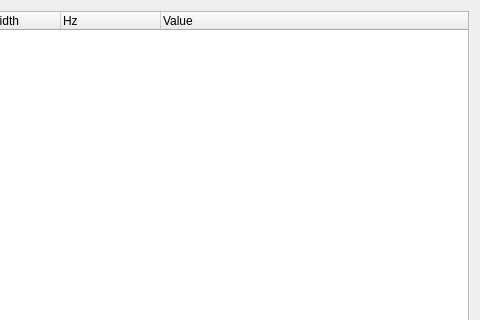
Qt form resource/TopicWidget.ui (ros2-gbp/rqt_topic-release) before a commit; both pictures show x 251 to 731 and y 0 to 320 of the 731 by 412 pixel window.
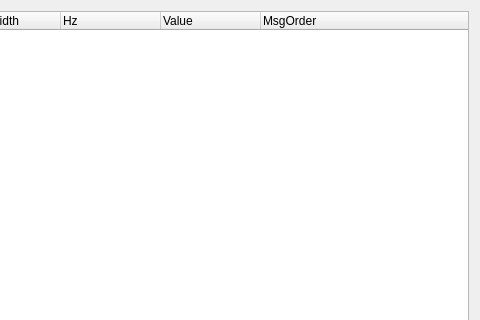
The same form after that commit.

The edit to the form file:
```diff
--- a/resource/TopicWidget.ui
+++ b/resource/TopicWidget.ui
@@ -56,6 +56,11 @@
        <string>Value</string>
       </property>
      </column>
+     <column>
+      <property name="text">
+       <string>MsgOrder</string>
+      </property>
+     </column>
     </widget>
    </item>
   </layout>
```
